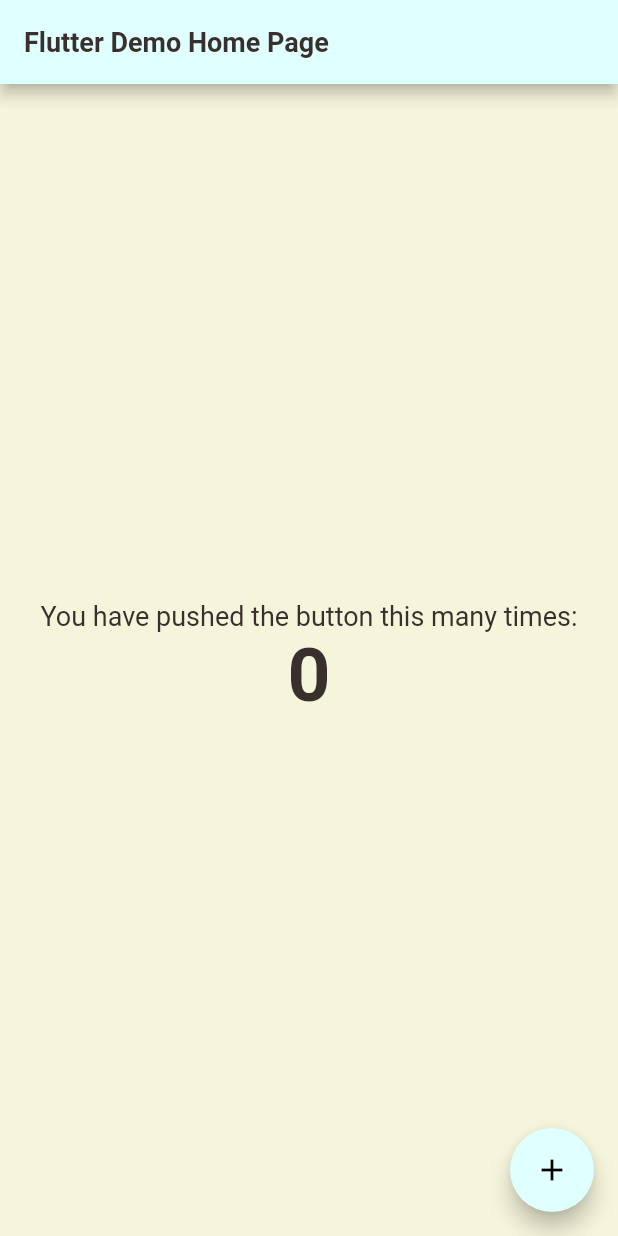
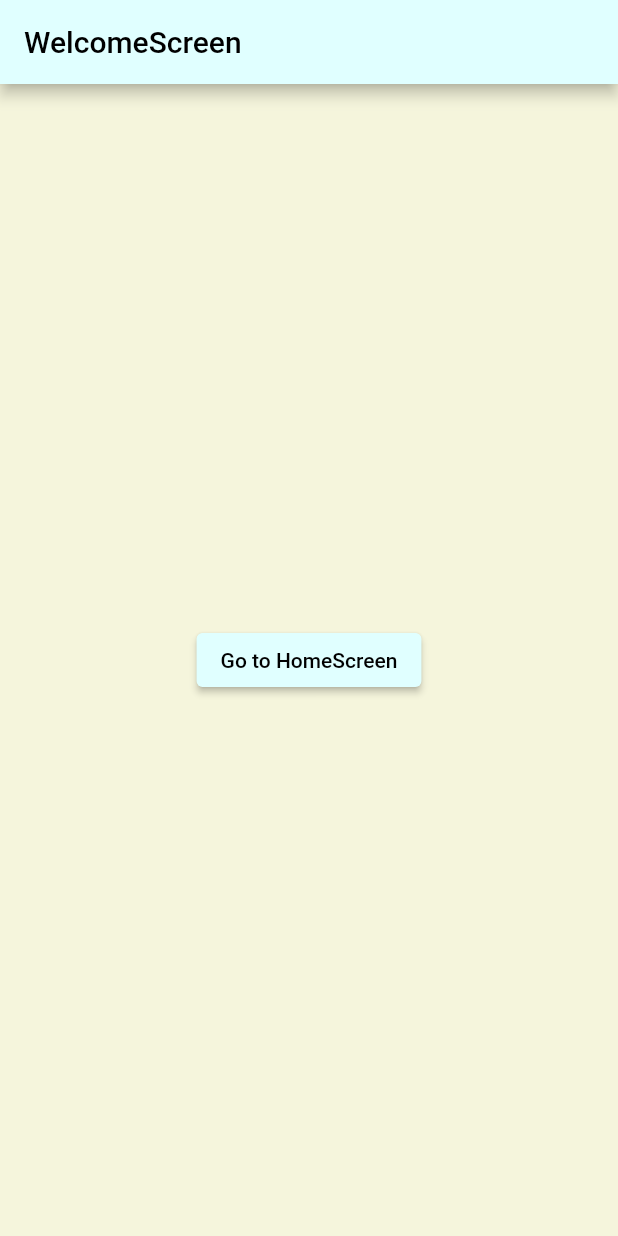
Before and after one commit to Odialko/flutter_deep_dive, a Flutter app: the screen it shows after launch, on a phone screen of 412 x 824 dp. Run offline on Flutter 3.47's test engine with Material 2 defaults, Android fonts, the phone set to English and light mode, and no system bars; our stand-ins replace flutter_riverpod, go_router.

Commit message:
add simple navigation

```diff
--- a/lib/src/app.dart
+++ b/lib/src/app.dart
@@ -1,5 +1,6 @@
 import 'package:flutter/material.dart';
 import 'package:flutter_deep_dive/generated/l10n.dart';
+import 'package:flutter_deep_dive/src/router/parent/mobile.dart';
 import 'package:flutter_deep_dive/src/ui/flutter_deep_dive_theme.dart';
 import 'package:flutter_localizations/flutter_localizations.dart';
 
@@ -11,8 +12,9 @@ class App extends StatelessWidget {
   Widget build(BuildContext context) {
     return FDDTheme(
       child: Builder(builder: (context) {
-        return MaterialApp(
+        return MaterialApp.router(
           title: 'Flutter Deep Dive',
+          routerConfig: router,
           localizationsDelegates: const [
             S.delegate,
             GlobalMaterialLocalizations.delegate,
@@ -24,63 +26,8 @@ class App extends StatelessWidget {
           /// for ThemeMode https://www.kodeco.com/16628777-
           /// theming-a-flutter-app-getting-started
           theme: FDDTheme.lightTheme,
-          home: const MyHomePage(),
         );
       }),
     );
   }
 }
-
-class MyHomePage extends StatefulWidget {
-  const MyHomePage({super.key});
-
-  @override
-  State<MyHomePage> createState() => _MyHomePageState();
-}
-
-class _MyHomePageState extends State<MyHomePage> {
-  int _counter = 0;
-
-  void _incrementCounter() {
-    setState(() {
-      _counter++;
-    });
-  }
-
-  @override
-  Widget build(BuildContext context) {
-    final s = S.of(context);
-    final theme = FDDTheme.of(context);
-
-    return Scaffold(
-      // backgroundColor: theme.colors.beige,
-      appBar: AppBar(
-        // backgroundColor: theme.colors.powderPink,
-        title: Text(
-          s.firstTitle,
-          style: theme.cocoaTextTheme.font3Emphasized,
-        ),
-      ),
-      body: Center(
-        child: Column(
-          mainAxisAlignment: MainAxisAlignment.center,
-          children: <Widget>[
-            Text(
-              'You have pushed the button this many times:',
-              style: theme.cocoaTextTheme.font3,
-            ),
-            Text(
-              '$_counter',
-              style: theme.cocoaTextTheme.font0,
-            ),
-          ],
-        ),
-      ),
-      floatingActionButton: FloatingActionButton(
-        onPressed: _incrementCounter,
-        tooltip: 'Increment',
-        child: const Icon(Icons.add),
-      ),
-    );
-  }
-}
--- /dev/null
+++ b/lib/src/router/parent/mobile.dart
@@ -0,0 +1,30 @@
+import 'dart:developer';
+
+import 'package:flutter/material.dart';
+import 'package:flutter_deep_dive/src/router/routes.dart';
+import 'package:flutter_deep_dive/src/ui/home/home_screen.dart';
+import 'package:flutter_deep_dive/src/ui/welcome/welcome_screen.dart';
+// import 'package:flutter_riverpod/flutter_riverpod.dart';
+import 'package:go_router/go_router.dart';
+
+final GoRouter router = GoRouter(
+  routes: [
+    GoRoute(
+      name: '/',
+      path: Routes.welcome,
+      builder: (context, state) => const WelcomeScreen(),
+      routes: [
+        GoRoute(
+          name: 'home',
+          path: 'home',
+          builder: (context, state) => const HomeScreen(),
+        ),
+      ],
+    ),
+  ],
+  errorBuilder: (context, state) {
+    log('state', name: '==============================> ${state.error}');
+    return Container();
+  },
+  // errorBuilder: (context, state) => const ErrorScreen(),
+);
--- /dev/null
+++ b/lib/src/router/routes.dart
@@ -0,0 +1,6 @@
+class Routes {
+  const Routes._();
+
+  static const welcome = '/';
+  static const home = 'home';
+}
--- /dev/null
+++ b/lib/src/ui/welcome/welcome_screen.dart
@@ -0,0 +1,22 @@
+import 'package:flutter/material.dart';
+import 'package:flutter_deep_dive/src/router/routes.dart';
+import 'package:go_router/go_router.dart';
+
+class WelcomeScreen extends StatelessWidget {
+  const WelcomeScreen({Key? key}) : super(key: key);
+
+  @override
+  Widget build(BuildContext context) {
+    return Scaffold(
+      appBar: AppBar(
+        title: const Text('WelcomeScreen'),
+      ),
+      body: Center(
+        child: ElevatedButton(
+          child: const Text('Go to HomeScreen'),
+          onPressed: () => context.goNamed(Routes.home),
+        ),
+      ),
+    );
+  }
+}
```
Also changed, not shown: lib/src/router/redirect.dart (added, +104 -0 lines), lib/src/router/router.dart (added, +19 -0 lines), lib/src/ui/home/home_screen.dart (added, +35 -0 lines), pubspec.yaml (+2 -10 lines), lib/src/router/parent/web.dart (added), pubspec.lock.
